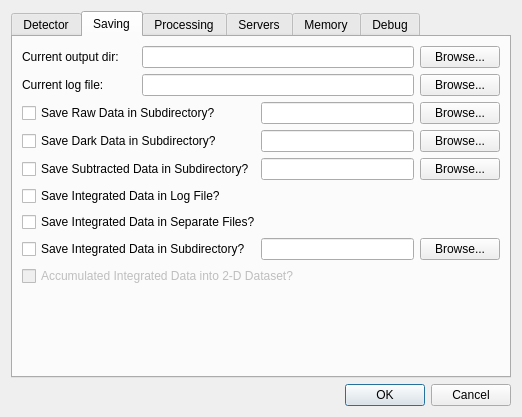
Above: source/qxrdpreferencesdialog.ui from guyjennings/qxrd before the change. Below: the same form after it.
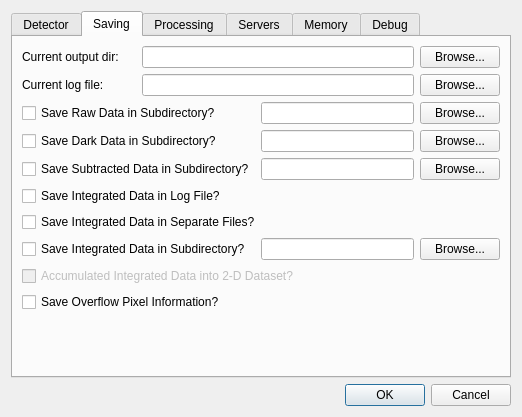
That is the form after the change.

Commit message: Add option to save overflow pixels files

The edit to the form file:
```diff
--- a/source/qxrdpreferencesdialog.ui
+++ b/source/qxrdpreferencesdialog.ui
@@ -222,7 +222,7 @@
          </property>
         </widget>
        </item>
-       <item row="9" column="1">
+       <item row="10" column="1">
         <spacer name="verticalSpacer_5">
          <property name="orientation">
           <enum>Qt::Vertical</enum>
@@ -289,6 +289,22 @@
          </property>
         </widget>
        </item>
+       <item row="9" column="0" colspan="5">
+        <widget class="QCheckBox" name="m_SaveOverflowFiles">
+         <property name="enabled">
+          <bool>true</bool>
+         </property>
+         <property name="toolTip">
+          <string>Save info about overflowed pixels in .overflow file</string>
+         </property>
+         <property name="text">
+          <string>Save Overflow Pixel Information?</string>
+         </property>
+         <property name="checkable">
+          <bool>true</bool>
+         </property>
+        </widget>
+       </item>
       </layout>
      </widget>
      <widget class="QWidget" name="tab_3">
```
The commit also changes 11 other files.
